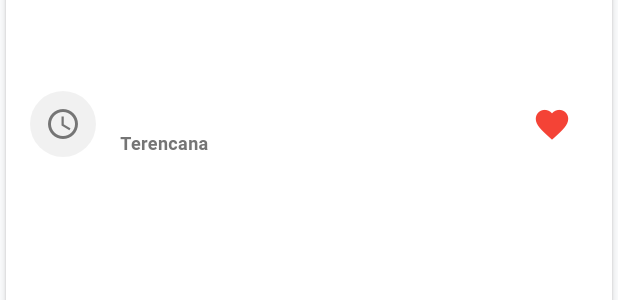
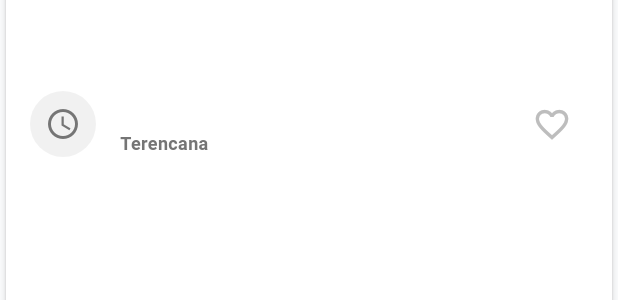
Before and after one commit to kadekmartini/flutter_ui_fundamentals, a Flutter app: the InteractiveCourseCard widget shown alone on an empty page, opened directly with empty values, after a tap on the "favorite outline" icon, on a phone screen of 412 x 824 dp. Shown: the part 494-794 px from the top of the screen. Run offline on Flutter 3.47's test engine with Material 3 defaults, Android fonts, the phone set to English and light mode, and no system bars.

```diff
--- a/lib/main.dart
+++ b/lib/main.dart
@@ -62,7 +62,6 @@ class MainScreen extends StatefulWidget {
 }
 
 class _MainScreenState extends State<MainScreen> {
-  // TAHAP 1: Contoh Local State (_selectedIndex)
   int _selectedIndex = 0;
 
   final List<Widget> _pages = const [
@@ -83,7 +82,6 @@ class _MainScreenState extends State<MainScreen> {
               surfaceTintColor: Colors.transparent,
               selectedIndex: _selectedIndex,
               onDestinationSelected: (index) {
-                // TAHAP 1: Menggunakan setState untuk mengubah tab
                 setState(() {
                   _selectedIndex = index;
                 });
@@ -104,7 +102,6 @@ class _MainScreenState extends State<MainScreen> {
                 backgroundColor: Colors.white,
                 selectedIndex: _selectedIndex,
                 onDestinationSelected: (index) {
-                  // TAHAP 1: Menggunakan setState untuk mengubah tab
                   setState(() {
                     _selectedIndex = index;
                   });
@@ -388,7 +385,7 @@ class _HomeTabState extends State<HomeTab> {
 }
 
 // ==========================================
-// TAB 2: CoursesTab
+// TAB 2: CoursesTab (PARENT)
 // ==========================================
 class CoursesTab extends StatefulWidget {
   const CoursesTab({super.key});
@@ -399,6 +396,10 @@ class CoursesTab extends StatefulWidget {
 
 class _CoursesTabState extends State<CoursesTab> {
   late Future<Map<String, dynamic>> studentFuture;
+
+  // TAHAP 3: Lifting State Up - Parent menyimpan daftar semua course yang difavoritkan
+  // Single Source of Truth
+  final Set<String> _favoriteCourses = {};
 
   Future<Map<String, dynamic>> loadStudentData() async {
     final String jsonString = await rootBundle.loadString('assets/data/student_data.json');
@@ -458,8 +459,26 @@ class _CoursesTabState extends State<CoursesTab> {
                         ),
                         itemCount: courses.length,
                         itemBuilder: (context, index) {
-                          // TAHAP 2: Eksperimen Prop Drilling (mengoper data dari Parent ke Child melalui constructor)
-                          return InteractiveCourseCard(course: courses[index] as Map<String, dynamic>);
+                          final courseData = courses[index] as Map<String, dynamic>;
+                          final courseTitle = courseData['title'] as String? ?? 'Unknown';
+
+                          // TAHAP 3: Cek apakah materi ini ada di dalam set favorit
+                          final isFav = _favoriteCourses.contains(courseTitle);
+
+                          return InteractiveCourseCard(
+                            course: courseData,
+                            isFavorite: isFav, // Kirim state ke child
+                            onFavoriteChanged: (bool newValue) {
+                              // TAHAP 3: Terima aksi dari child melalui callback
+                              setState(() {
+                                if (newValue) {
+                                  _favoriteCourses.add(courseTitle);
+                                } else {
+                                  _favoriteCourses.remove(courseTitle);
+                                }
+                              });
+                            },
+                          );
                         },
                       );
                     },
@@ -475,23 +494,24 @@ class _CoursesTabState extends State<CoursesTab> {
 }
 
 // ==========================================
-// TAHAP 1: Interactive CourseCard (Local State)
+// TAHAP 3: Interactive CourseCard (CHILD - Stateless)
 // ==========================================
-class InteractiveCourseCard extends StatefulWidget {
+// Class diubah menjadi StatelessWidget karena tidak lagi memiliki state mandiri
+class InteractiveCourseCard extends StatelessWidget {
   final Map<String, dynamic> course;
-  const InteractiveCourseCard({super.key, required this.course});
+  final bool isFavorite;
+  final ValueChanged<bool> onFavoriteChanged;
 
-  @override
-  State<InteractiveCourseCard> createState() => _InteractiveCourseCardState();
-}
-
-class _InteractiveCourseCardState extends State<InteractiveCourseCard> {
-  // TAHAP 1: Deklarasi Local State untuk fungsi Favorite
-  bool isFavorite = false;
+  const InteractiveCourseCard({
+    super.key,
+    required this.course,
+    required this.isFavorite,
+    required this.onFavoriteChanged,
+  });
 
   @override
   Widget build(BuildContext context) {
-    final String status = widget.course['status'] ?? 'unknown';
+    final String status = course['status'] ?? 'unknown';
     final String statusText = getStatusText(status);
     final Color statusColor = getStatusColor(status);
 
@@ -505,7 +525,7 @@ class _InteractiveCourseCardState extends State<InteractiveCourseCard> {
           final result = await Navigator.push<bool>(
             context,
             MaterialPageRoute(
-              builder: (context) => CourseDetailPage(course: widget.course),
+              builder: (context) => CourseDetailPage(course: course),
             ),
           );
           if (!context.mounted) return;
@@ -544,7 +564,7 @@ class _InteractiveCourseCardState extends State<InteractiveCourseCard> {
                   mainAxisAlignment: MainAxisAlignment.center,
                   children: [
                     Text(
-                      widget.course['title'] ?? 'Materi Tidak Diketahui',
+                      course['title'] ?? 'Materi Tidak Diketahui',
                       style: const TextStyle(fontSize: 15, fontWeight: FontWeight.bold, color: Colors.black87),
                       maxLines: 2,
                       overflow: TextOverflow.ellipsis,
@@ -564,18 +584,16 @@ class _InteractiveCourseCardState extends State<InteractiveCourseCard> {
                   size: 26,
                 ),
                 onPressed: () {
-                  // TAHAP 1: Mengubah Local State isFavorite menggunakan setState
-                  setState(() {
-                    isFavorite = !isFavorite;
-                  });
+                  // TAHAP 3: Kirim aksi kembali ke Parent
+                  onFavoriteChanged(!isFavorite);
 
                   ScaffoldMessenger.of(context).clearSnackBars();
                   ScaffoldMessenger.of(context).showSnackBar(
                     SnackBar(
                       content: Text(
-                        isFavorite
-                            ? '${widget.course['title']} ditambahkan ke Favorit'
-                            : '${widget.course['title']} dihapus dari Favorit',
+                        !isFavorite
+                            ? '${course['title']} ditambahkan ke Favorit'
+                            : '${course['title']} dihapus dari Favorit',
                       ),
                       behavior: SnackBarBehavior.floating,
                       shape: RoundedRectangleBorder(borderRadius: BorderRadius.circular(10)),
```
